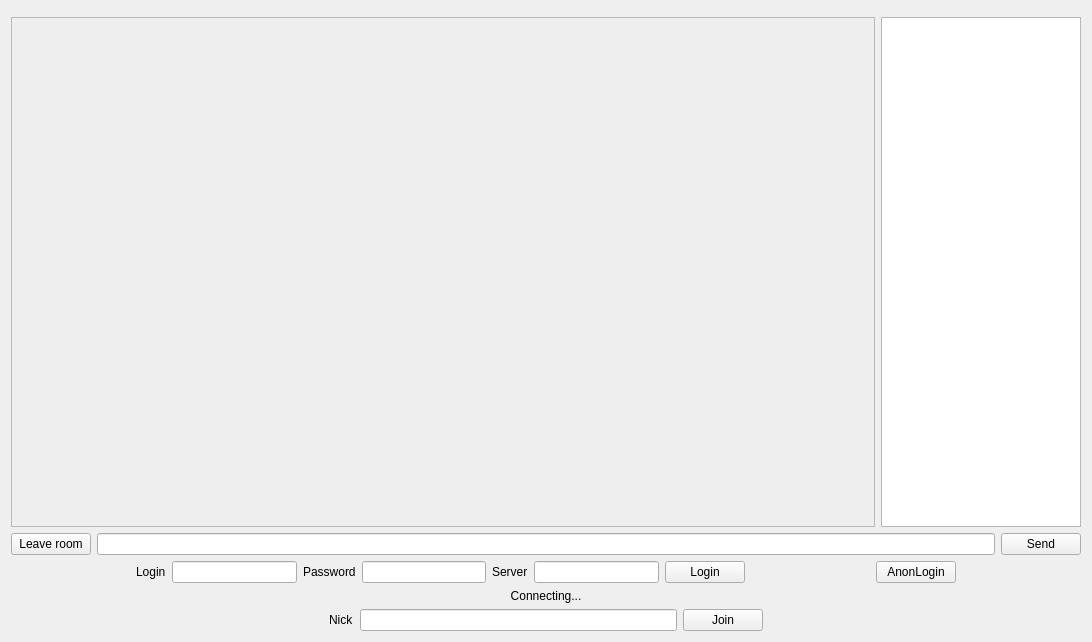
mik9/qt-radio-t-client, file chatwidget.ui: the form before one commit.
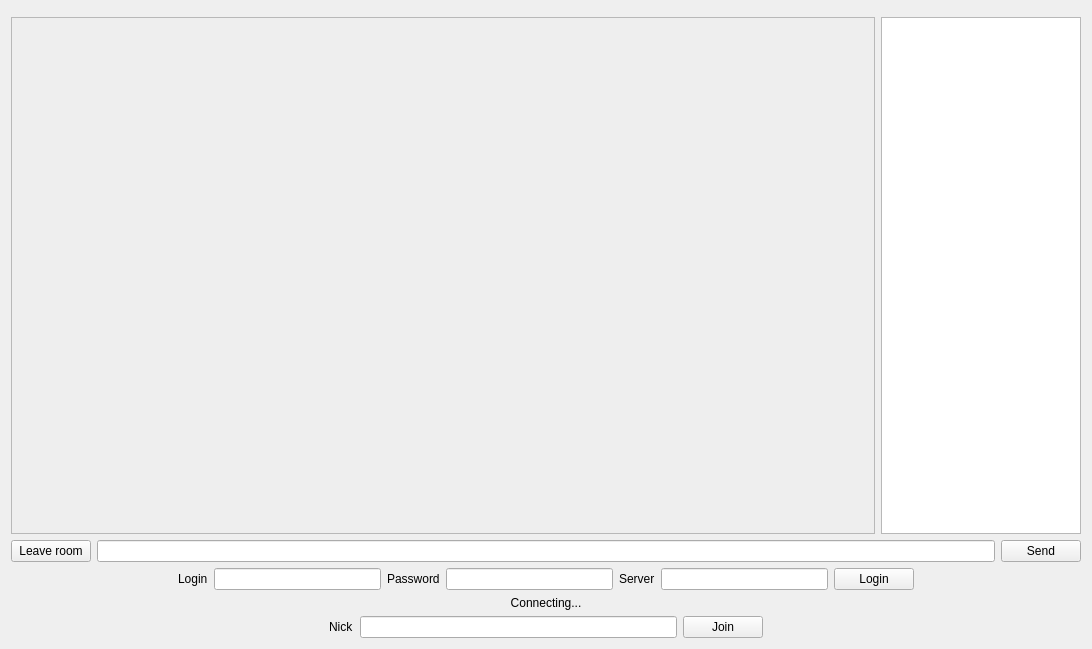
The form after the commit. Custom widgets are drawn as their Qt base class.

```diff
--- a/chatwidget.ui
+++ b/chatwidget.ui
@@ -7,7 +7,7 @@
     <x>0</x>
     <y>0</y>
     <width>1092</width>
-    <height>642</height>
+    <height>649</height>
    </rect>
   </property>
   <property name="windowTitle">
@@ -192,26 +192,6 @@
         </property>
        </spacer>
       </item>
-      <item>
-       <widget class="QPushButton" name="pushButton_2">
-        <property name="text">
-         <string>AnonLogin</string>
-        </property>
-       </widget>
-      </item>
-      <item>
-       <spacer name="horizontalSpacer_2">
-        <property name="orientation">
-         <enum>Qt::Horizontal</enum>
-        </property>
-        <property name="sizeHint" stdset="0">
-         <size>
-          <width>40</width>
-          <height>20</height>
-         </size>
-        </property>
-       </spacer>
-      </item>
      </layout>
     </widget>
    </item>
```
